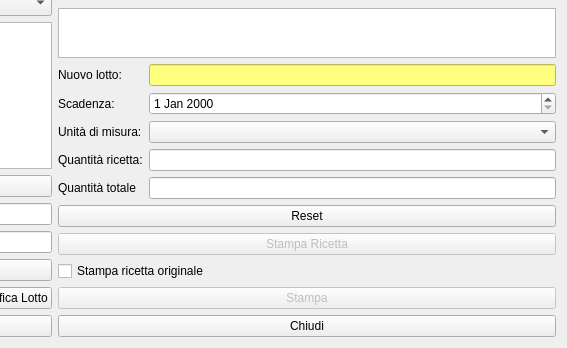
Qt form hproduction.ui (fblabs/hamlet-mod-sancon) before a commit; both pictures show x 458 to 1025 and y 349 to 697 of the 1025 by 697 pixel window.
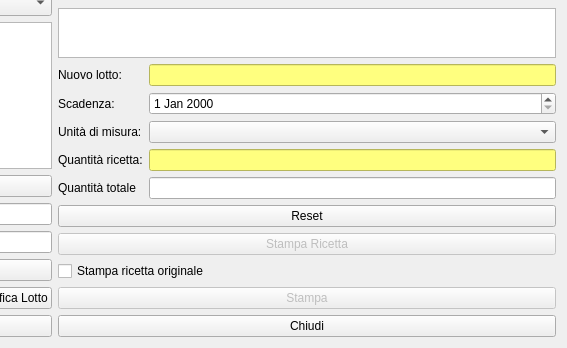
The same form after that commit. Icons and pictures are not drawn.

```diff
--- a/hproduction.ui
+++ b/hproduction.ui
@@ -462,7 +462,17 @@
           </widget>
          </item>
          <item row="3" column="1">
-          <widget class="QLineEdit" name="leQuaRic"/>
+          <widget class="QLineEdit" name="leQuaRic">
+           <property name="enabled">
+            <bool>true</bool>
+           </property>
+           <property name="styleSheet">
+            <string notr="true">background-color: rgb(255, 255, 127);</string>
+           </property>
+           <property name="readOnly">
+            <bool>true</bool>
+           </property>
+          </widget>
          </item>
         </layout>
        </item>
```
